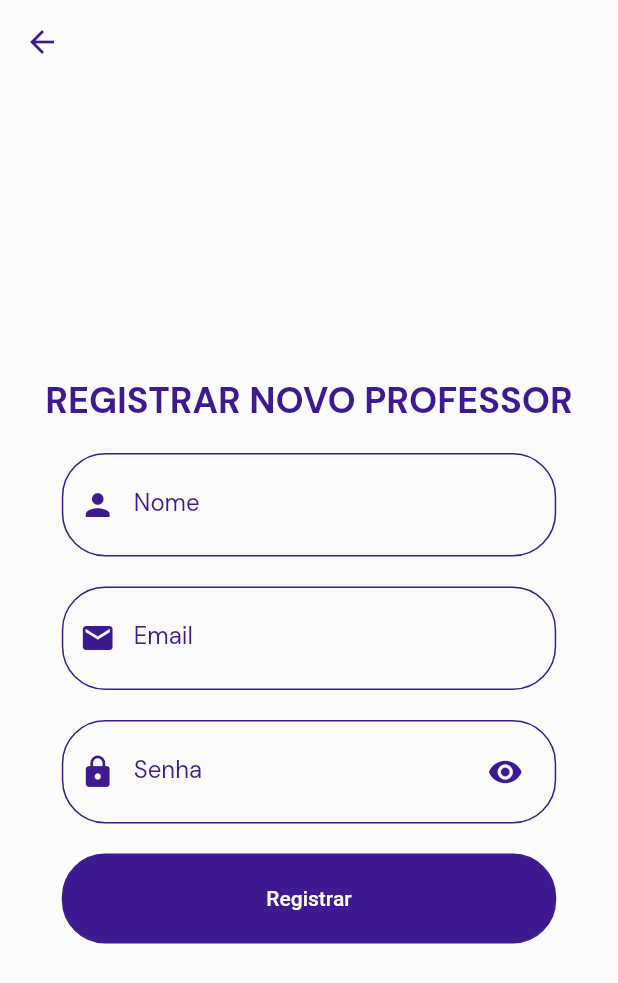
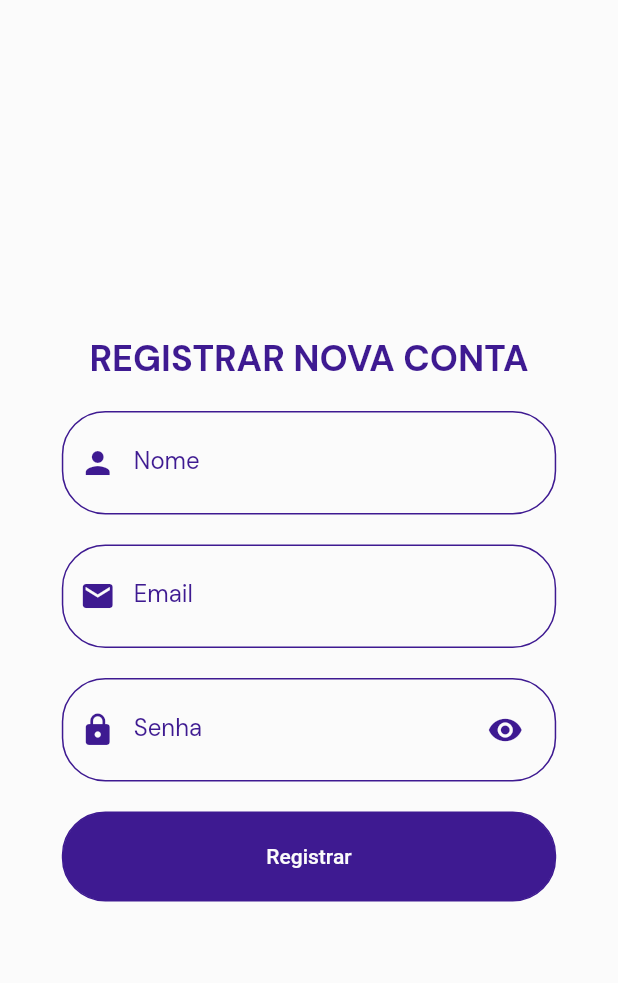
Before and after one commit to CaioAndreta/ludic, a Flutter app: the RegisterView widget shown alone on an empty page, opened directly, on a phone screen of 412 x 824 dp. Shown: the top 983 px of the screen. Run offline on Flutter 3.47's test engine with Material 2 defaults, Android fonts, the phone set to English and light mode, and no system bars; our stand-ins replace cloud_firestore, email_validator, file_picker, firebase_auth, firebase_core, firebase_storage and 3 more; missing offline and left inert: firebase_app_check, short_uuids; accounts and stored records are empty.

Commit message:
juntar cadastro e app fullscreen

```diff
--- a/lib/shared/auth/auth_controller.dart
+++ b/lib/shared/auth/auth_controller.dart
@@ -132,7 +132,7 @@
           .set({'nome': name, 'email': email, 'id': currUser.uid, 'xp': 0});
       authController.saveUser(email);
       authController.setUser(context, user);
-      Navigator.popUntil(context, ModalRoute.withName('/home'));
+      Navigator.popUntil(context, ModalRoute.withName('/login'));
     } on FirebaseAuthException catch (e, s) {
       captureErrors(context, e, s);
     }
--- a/lib/views/login/login.dart
+++ b/lib/views/login/login.dart
@@ -93,10 +93,8 @@
                               style: TextStyle(
                                   color: AppColors.primary, fontSize: 16),
                             ),
-                            onTap: () => {
-                              Navigator.of(context)
-                                  .pushNamed('/escolher-registro')
-                            },
+                            onTap: () =>
+                                {Navigator.of(context).pushNamed('/register')},
                           )
                         ],
                       )),
--- a/lib/views/register/register.dart
+++ b/lib/views/register/register.dart
@@ -1,27 +1,22 @@
 import 'package:flutter/material.dart';
 import 'package:ludic/shared/themes/app_colors.dart';
-import 'package:ludic/views/register/telas/registerAluno.dart';
-import 'package:ludic/views/register/registerController.dart';
-import 'package:ludic/views/register/telas/registerProf.dart';
+import 'package:ludic/views/register/telas/registerView.dart';
 
-class RegisterView extends StatefulWidget {
-  const RegisterView({
+class Register extends StatefulWidget {
+  const Register({
     Key? key,
   }) : super(key: key);
 
   @override
-  _RegisterViewState createState() => _RegisterViewState();
+  _RegisterState createState() => _RegisterState();
 }
 
-class _RegisterViewState extends State<RegisterView> {
+class _RegisterState extends State<Register> {
   @override
   Widget build(BuildContext context) {
     return Scaffold(
-      backgroundColor: AppColors.secondary,
-      appBar: AppBar(),
-      body: RegisterController.isTeacher == false
-          ? RegisterAlunoView()
-          : RegisterProfView(),
-    );
+        backgroundColor: AppColors.secondary,
+        appBar: AppBar(),
+        body: RegisterView());
   }
 }
--- a/lib/views/register/telas/registerProf.dart
+++ b/lib/views/register/telas/registerView.dart
@@ -7,20 +7,20 @@
 import 'package:ludic/shared/widgets/button.dart';
 import 'package:ludic/shared/widgets/inputField.dart';
 
-class RegisterProfView extends StatefulWidget {
-  const RegisterProfView({Key? key}) : super(key: key);
+class RegisterView extends StatefulWidget {
+  const RegisterView({Key? key}) : super(key: key);
 
   @override
-  _RegisterProfViewState createState() => _RegisterProfViewState();
+  _RegisterViewState createState() => _RegisterViewState();
 }
 
-class _RegisterProfViewState extends State<RegisterProfView> {
+class _RegisterViewState extends State<RegisterView> {
+  final _formKey = GlobalKey<FormState>();
   @override
   Widget build(BuildContext context) {
     TextEditingController _emailController = TextEditingController();
     TextEditingController _passwordController = TextEditingController();
     TextEditingController _nameController = TextEditingController();
-    final _formKey = GlobalKey<FormState>();
     return Center(
       child: SingleChildScrollView(
         reverse: true,
@@ -31,7 +31,7 @@
             children: [
               Container(
                   padding: EdgeInsets.symmetric(vertical: 10),
-                  child: Text('REGISTRAR NOVO PROFESSOR',
+                  child: Text('REGISTRAR NOVA CONTA',
                       style: TextStyles.primaryTitleText)),
               InputField(
                 label: 'Nome',
```
Also changed, not shown: lib/main.dart (+5 -3 lines), lib/views/myapp.dart (+16 -2 lines), lib/views/register/telas/registerAluno.dart (deleted, +0 -98 lines).
